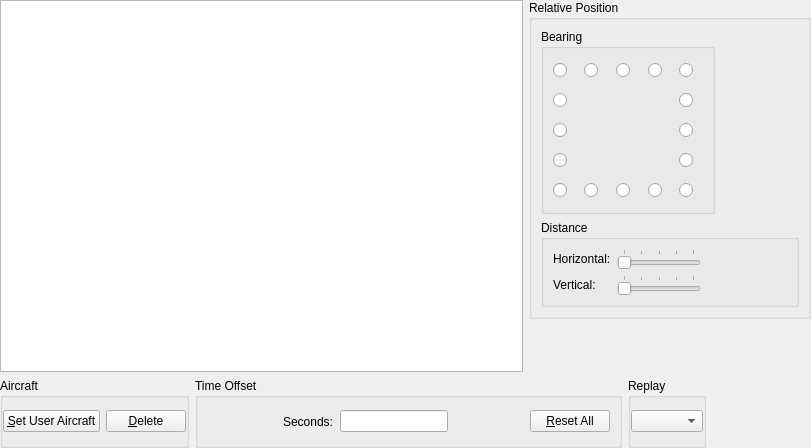
The window that src/Module/src/Formation/FormationWidget.ui (till213/SkyDolly) describes before a commit, drawn with Qt 5.
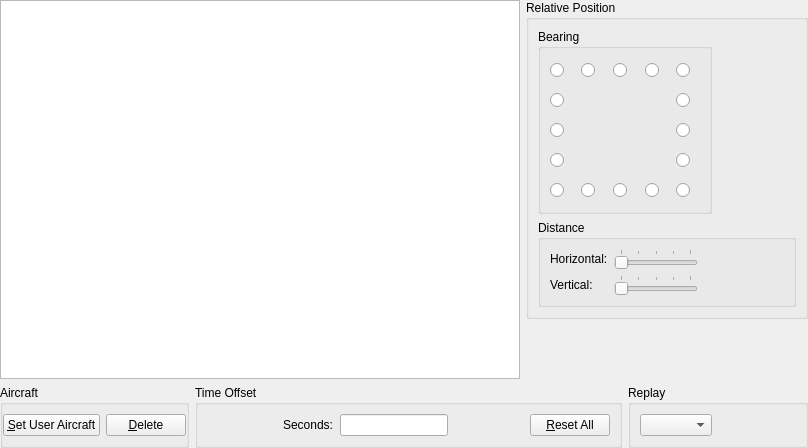
The same window after the commit. Icons and pictures are not drawn. Custom widgets are drawn as their Qt base class.

```diff
--- a/src/Module/src/Formation/FormationWidget.ui
+++ b/src/Module/src/Formation/FormationWidget.ui
@@ -6,7 +6,7 @@
    <rect>
     <x>0</x>
     <y>0</y>
-    <width>811</width>
+    <width>808</width>
     <height>448</height>
    </rect>
   </property>
@@ -852,11 +852,11 @@
     <layout class="QHBoxLayout" name="horizontalLayout_13">
      <item>
       <widget class="QGroupBox" name="groupBox_4">
-       <property name="minimumSize">
-        <size>
-         <width>0</width>
-         <height>70</height>
-        </size>
+       <property name="sizePolicy">
+        <sizepolicy hsizetype="Preferred" vsizetype="Preferred">
+         <horstretch>0</horstretch>
+         <verstretch>0</verstretch>
+        </sizepolicy>
        </property>
        <property name="title">
         <string>Aircraft</string>
@@ -907,11 +907,11 @@
      </item>
      <item>
       <widget class="QGroupBox" name="timeOffsetGroupBox">
-       <property name="minimumSize">
-        <size>
-         <width>0</width>
-         <height>70</height>
-        </size>
+       <property name="sizePolicy">
+        <sizepolicy hsizetype="Preferred" vsizetype="Preferred">
+         <horstretch>0</horstretch>
+         <verstretch>0</verstretch>
+        </sizepolicy>
        </property>
        <property name="title">
         <string>Time Offset</string>
@@ -1077,37 +1077,23 @@
      <item>
       <widget class="QGroupBox" name="groupBox_3">
        <property name="sizePolicy">
-        <sizepolicy hsizetype="Preferred" vsizetype="Preferred">
+        <sizepolicy hsizetype="Expanding" vsizetype="Preferred">
          <horstretch>0</horstretch>
          <verstretch>0</verstretch>
         </sizepolicy>
        </property>
-       <property name="minimumSize">
-        <size>
-         <width>0</width>
-         <height>70</height>
-        </size>
-       </property>
        <property name="title">
         <string>Replay</string>
        </property>
-       <layout class="QGridLayout" name="gridLayout_3">
-        <property name="leftMargin">
-         <number>0</number>
-        </property>
-        <property name="topMargin">
-         <number>0</number>
-        </property>
-        <property name="rightMargin">
-         <number>0</number>
-        </property>
-        <property name="bottomMargin">
-         <number>0</number>
-        </property>
-        <item row="0" column="0">
-         <widget class="QComboBox" name="replayModeComboBox"/>
-        </item>
-       </layout>
+       <layout class="QHBoxLayout" name="horizontalLayout_14">
+        <item>
+         <widget class="QComboBox" name="replayModeComboBox">
+          <property name="sizePolicy">
+           <sizepolicy hsizetype="Preferred" vsizetype="Fixed">
+            <horstretch>0</horstretch>
+            <verstretch>0</verstretch>
+           </sizepolicy>
+          </property>
       </widget>
      </item>
      <item>
@@ -1122,6 +1108,9 @@
         </size>
        </property>
       </spacer>
+        </item>
+       </layout>
+      </widget>
      </item>
     </layout>
    </item>
```
Lines whose indentation alone changed are shown as unchanged.
